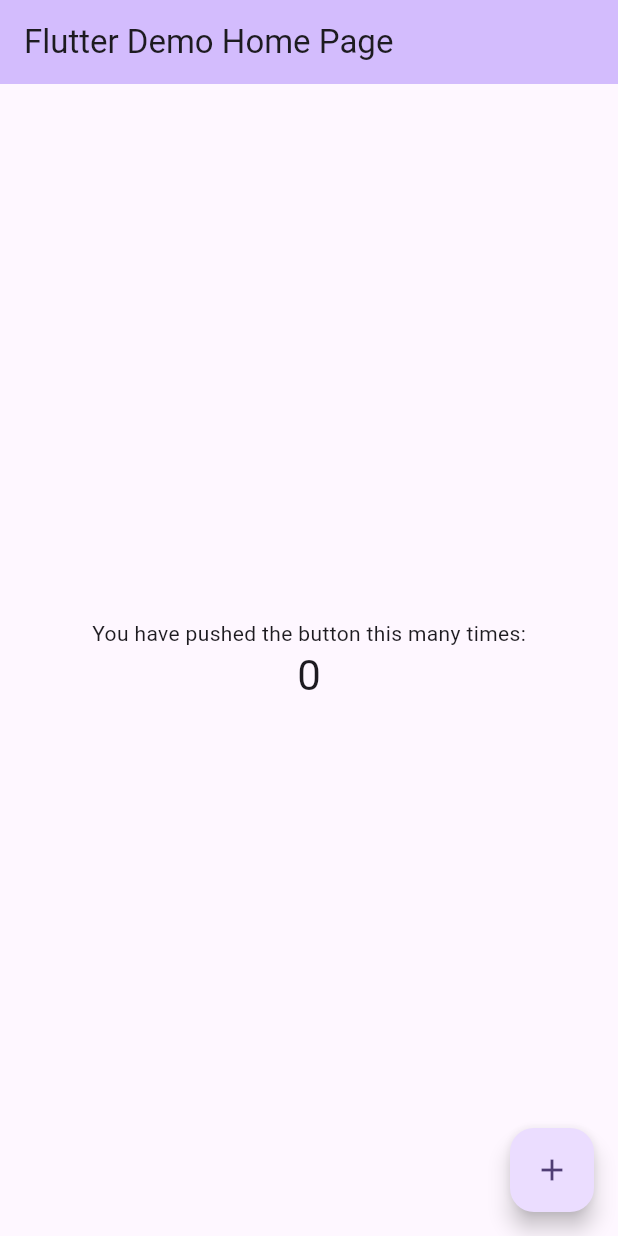
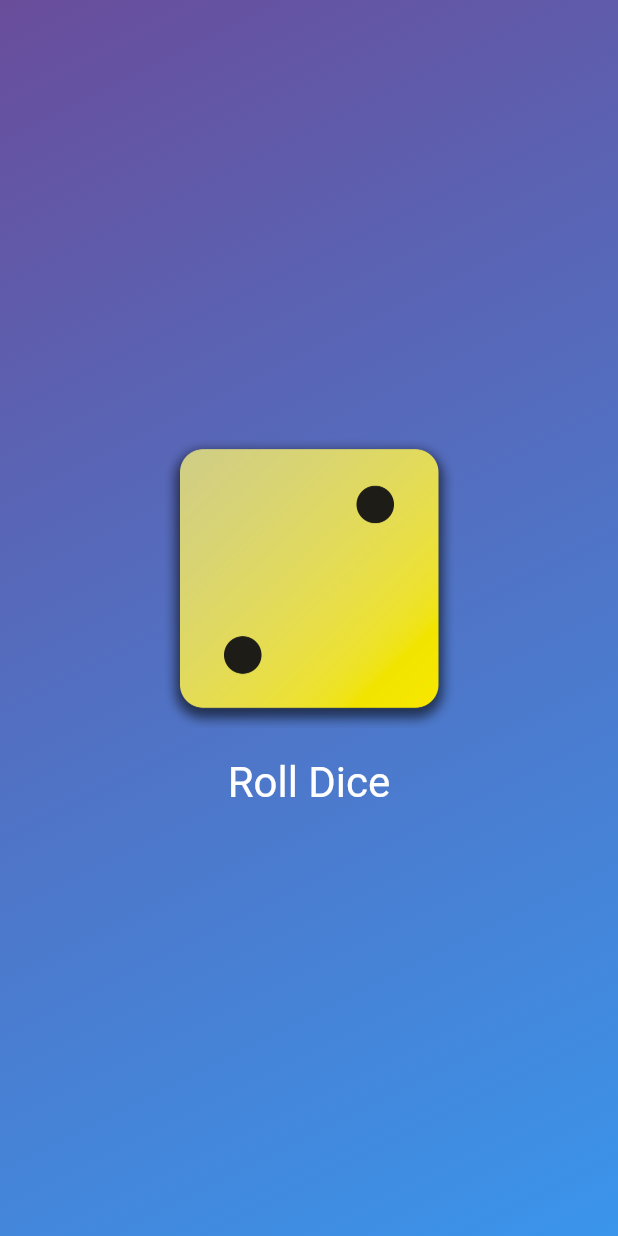
Before and after one commit to redom69/DiceRoller-flutter-app, a Flutter app: the screen it shows after launch, on a phone screen of 412 x 824 dp. Run offline on Flutter 3.47's test engine with Material 3 defaults, Android fonts, the phone set to English and light mode, and no system bars.

Commit message:
Dice roller app

```diff
--- /dev/null
+++ b/lib/dice_roller.dart
@@ -0,0 +1,43 @@
+import 'package:flutter/material.dart';
+import 'dart:math';
+
+final randomizer = Random();
+
+class DiceRoller extends StatefulWidget {
+  const DiceRoller({super.key});
+
+  @override
+  State<DiceRoller> createState() {
+    return _DiceRollerState();
+  }
+}
+
+class _DiceRollerState extends State<DiceRoller> {
+  var currentDiceRoll = 2;
+
+  rollDice() {
+    setState(() {
+      currentDiceRoll = randomizer.nextInt(6) + 1;
+    });
+  }
+
+  @override
+  Widget build(BuildContext context) {
+    return Column(
+      mainAxisSize: MainAxisSize.min,
+      children: [
+        Image.asset(
+          'assets/images/dice-$currentDiceRoll.png',
+          width: 200,
+        ),
+        TextButton(
+            onPressed: rollDice,
+            style: TextButton.styleFrom(
+                padding: const EdgeInsets.only(top: 20),
+                foregroundColor: Colors.white,
+                textStyle: const TextStyle(fontSize: 28)),
+            child: const Text('Roll Dice'))
+      ],
+    );
+  }
+}
--- /dev/null
+++ b/lib/gradient_container.dart
@@ -0,0 +1,20 @@
+import 'package:first_app/dice_roller.dart';
+import 'package:flutter/material.dart';
+
+const starAlignment = Alignment.topLeft;
+const endAlignment = Alignment.bottomRight;
+
+class GradientContainer extends StatelessWidget {
+  const GradientContainer({super.key, required this.colors});
+
+  final List<Color> colors;
+
+  @override
+  Widget build(BuildContext context) {
+    return Container(
+        decoration: BoxDecoration(
+            gradient: LinearGradient(
+                colors: colors, begin: starAlignment, end: endAlignment)),
+        child: const Center(child: DiceRoller()));
+  }
+}
--- a/lib/main.dart
+++ b/lib/main.dart
@@ -1,125 +1,12 @@
 import 'package:flutter/material.dart';
+import 'package:first_app/gradient_container.dart';
 
 void main() {
-  runApp(const MyApp());
+  runApp(const MaterialApp(
+    home: Scaffold(
+        body: GradientContainer(colors: [
+      Color.fromARGB(255, 105, 77, 155),
+      Color.fromARGB(255, 58, 149, 235)
+    ])),
+  ));
 }
-
-class MyApp extends StatelessWidget {
-  const MyApp({super.key});
-
-  // This widget is the root of your application.
-  @override
-  Widget build(BuildContext context) {
-    return MaterialApp(
-      title: 'Flutter Demo',
-      theme: ThemeData(
-        // This is the theme of your application.
-        //
-        // TRY THIS: Try running your application with "flutter run". You'll see
-        // the application has a purple toolbar. Then, without quitting the app,
-        // try changing the seedColor in the colorScheme below to Colors.green
-        // and then invoke "hot reload" (save your changes or press the "hot
-        // reload" button in a Flutter-supported IDE, or press "r" if you used
-        // the command line to start the app).
-        //
-        // Notice that the counter didn't reset back to zero; the application
-        // state is not lost during the reload. To reset the state, use hot
-        // restart instead.
-        //
-        // This works for code too, not just values: Most code changes can be
-        // tested with just a hot reload.
-        colorScheme: ColorScheme.fromSeed(seedColor: Colors.deepPurple),
-        useMaterial3: true,
-      ),
-      home: const MyHomePage(title: 'Flutter Demo Home Page'),
-    );
-  }
-}
-
-class MyHomePage extends StatefulWidget {
-  const MyHomePage({super.key, required this.title});
-
-  // This widget is the home page of your application. It is stateful, meaning
-  // that it has a State object (defined below) that contains fields that affect
-  // how it looks.
-
-  // This class is the configuration for the state. It holds the values (in this
-  // case the title) provided by the parent (in this case the App widget) and
-  // used by the build method of the State. Fields in a Widget subclass are
-  // always marked "final".
-
-  final String title;
-
-  @override
-  State<MyHomePage> createState() => _MyHomePageState();
-}
-
-class _MyHomePageState extends State<MyHomePage> {
-  int _counter = 0;
-
-  void _incrementCounter() {
-    setState(() {
-      // This call to setState tells the Flutter framework that something has
-      // changed in this State, which causes it to rerun the build method below
-      // so that the display can reflect the updated values. If we changed
-      // _counter without calling setState(), then the build method would not be
-      // called again, and so nothing would appear to happen.
-      _counter++;
-    });
-  }
-
-  @override
-  Widget build(BuildContext context) {
-    // This method is rerun every time setState is called, for instance as done
-    // by the _incrementCounter method above.
-    //
-    // The Flutter framework has been optimized to make rerunning build methods
-    // fast, so that you can just rebuild anything that needs updating rather
-    // than having to individually change instances of widgets.
-    return Scaffold(
-      appBar: AppBar(
-        // TRY THIS: Try changing the color here to a specific color (to
-        // Colors.amber, perhaps?) and trigger a hot reload to see the AppBar
-        // change color while the other colors stay the same.
-        backgroundColor: Theme.of(context).colorScheme.inversePrimary,
-        // Here we take the value from the MyHomePage object that was created by
-        // the App.build method, and use it to set our appbar title.
-        title: Text(widget.title),
-      ),
-      body: Center(
-        // Center is a layout widget. It takes a single child and positions it
-        // in the middle of the parent.
-        child: Column(
-          // Column is also a layout widget. It takes a list of children and
-          // arranges them vertically. By default, it sizes itself to fit its
-          // children horizontally, and tries to be as tall as its parent.
-          //
-          // Column has various properties to control how it sizes itself and
-          // how it positions its children. Here we use mainAxisAlignment to
-          // center the children vertically; the main axis here is the vertical
-          // axis because Columns are vertical (the cross axis would be
-          // horizontal).
-          //
-          // TRY THIS: Invoke "debug painting" (choose the "Toggle Debug Paint"
-          // action in the IDE, or press "p" in the console), to see the
-          // wireframe for each widget.
-          mainAxisAlignment: MainAxisAlignment.center,
-          children: <Widget>[
-            const Text(
-              'You have pushed the button this many times:',
-            ),
-            Text(
-              '$_counter',
-              style: Theme.of(context).textTheme.headlineMedium,
-            ),
-          ],
-        ),
-      ),
-      floatingActionButton: FloatingActionButton(
-        onPressed: _incrementCounter,
-        tooltip: 'Increment',
-        child: const Icon(Icons.add),
-      ), // This trailing comma makes auto-formatting nicer for build methods.
-    );
-  }
-}
--- /dev/null
+++ b/lib/style_text.dart
@@ -0,0 +1,16 @@
+import 'package:flutter/material.dart';
+
+class StyleText extends StatelessWidget {
+  const StyleText(this.text, {super.key});
+
+  final String text;
+
+  @override
+  Widget build(BuildContext context) {
+    return Center(
+        child: Text(
+      text,
+      style: const TextStyle(fontSize: 28, color: Colors.white),
+    ));
+  }
+}
```
Also changed, not shown: pubspec.yaml (+8 -3 lines), assets/images/dice-1.png (added), assets/images/dice-2.png (added), assets/images/dice-3.png (added), assets/images/dice-4.png (added), assets/images/dice-5.png (added), assets/images/dice-6.png (added).
